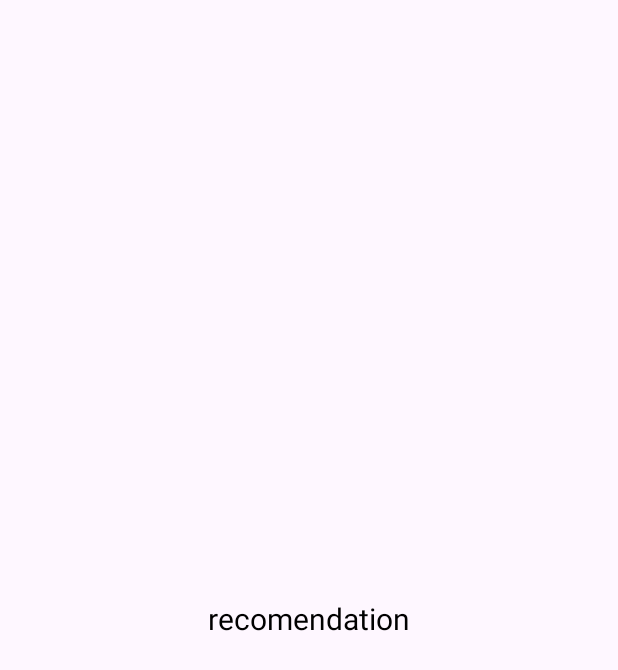
After one commit to DaurYuk/MyDaurYuk, an Android app: the RecomendationActivity screen opened directly, with no data from a screen before it, on a phone screen of 412 x 824 dp. The commit adds this screen. Shown: the top 670 px of the screen. Run offline under Robolectric (Android 15) with nearby library versions, the phone set to English and light mode, and no system bars.

```diff
--- a/app/src/main/AndroidManifest.xml
+++ b/app/src/main/AndroidManifest.xml
@@ -21,6 +21,12 @@
         android:supportsRtl="true"
         android:theme="@style/Theme.MyCapstone"
         tools:targetApi="31">
+        <activity
+            android:name=".recomendation.RecomendationActivity"
+            android:exported="false" />
+        <activity
+            android:name=".history.HistoryActivity"
+            android:exported="false" />
         <activity
             android:name=".camera.CameraActivity2"
             android:exported="false" />
--- /dev/null
+++ b/app/src/main/java/com/example/mycapstone/recomendation/RecomendationActivity.kt
@@ -0,0 +1,15 @@
+package com.example.mycapstone.recomendation
+
+import androidx.appcompat.app.AppCompatActivity
+import android.os.Bundle
+import com.example.mycapstone.R
+import com.example.mycapstone.databinding.ActivityRecomendationBinding
+
+class RecomendationActivity : AppCompatActivity() {
+    private lateinit var binding: ActivityRecomendationBinding
+    override fun onCreate(savedInstanceState: Bundle?) {
+        super.onCreate(savedInstanceState)
+        binding = ActivityRecomendationBinding.inflate(layoutInflater)
+        setContentView(binding.root)
+    }
+}
--- a/app/src/main/res/layout/activity_login.xml
+++ b/app/src/main/res/layout/activity_login.xml
@@ -65,7 +65,6 @@
             android:layout_width="0dp"
             android:layout_height="wrap_content"
             android:layout_marginTop="32dp"
-            android:textColor="@color/white"
             android:text="@string/login"
             app:layout_constraintTop_toBottomOf="@id/passwordInputLayout"
             app:layout_constraintStart_toStartOf="parent"
@@ -76,7 +75,6 @@
             android:layout_width="0dp"
             android:layout_height="wrap_content"
             android:layout_marginTop="22dp"
-            android:textColor="@color/white"
             android:text="@string/register"
             app:layout_constraintTop_toBottomOf="@id/loginButton"
             app:layout_constraintStart_toStartOf="parent"
--- /dev/null
+++ b/app/src/main/res/layout/activity_recomendation.xml
@@ -0,0 +1,20 @@
+<?xml version="1.0" encoding="utf-8"?>
+<androidx.constraintlayout.widget.ConstraintLayout xmlns:android="http://schemas.android.com/apk/res/android"
+    xmlns:app="http://schemas.android.com/apk/res-auto"
+    xmlns:tools="http://schemas.android.com/tools"
+    android:layout_width="match_parent"
+    android:layout_height="match_parent"
+    tools:context=".recomendation.RecomendationActivity">
+
+    <TextView
+        android:layout_width="wrap_content"
+        android:layout_height="wrap_content"
+        android:text="@string/recomendation"
+        android:textSize="20sp"
+        android:textColor="@color/black"
+        app:layout_constraintStart_toStartOf="parent"
+        app:layout_constraintEnd_toEndOf="parent"
+        app:layout_constraintTop_toTopOf="parent"
+        app:layout_constraintBottom_toBottomOf="parent" />
+
+</androidx.constraintlayout.widget.ConstraintLayout>
--- a/app/src/main/res/menu/bottom_navigation.xml
+++ b/app/src/main/res/menu/bottom_navigation.xml
@@ -4,17 +4,17 @@
         android:icon="@drawable/baseline_home_24"
         android:title="@string/title_home" />
     <item
-        android:id="@+id/navigation_feature1"
+        android:id="@+id/navigation_history"
         android:icon="@drawable/baseline_history_24"
         android:title="@string/title_feature1" />
 
     <item
-        android:id="@+id/navigation_feature2"
+        android:id="@+id/navigation_camera"
         android:icon="@drawable/baseline_camera"
         android:title="@string/title_feature2" />
 
     <item
-        android:id="@+id/navigation_feature3"
+        android:id="@+id/navigation_recomendation"
         android:icon="@drawable/baseline_recomendation_24"
         android:title="@string/title_feature3" />
 </menu>
--- a/app/src/main/res/values/strings.xml
+++ b/app/src/main/res/values/strings.xml
@@ -29,4 +29,6 @@
     <string name="gallery">Gallery</string>
     <string name="upload">Upload</string>
     <string name="empty_image_warning">nothing</string>
+    <string name="history">History</string>
+    <string name="recomendation">recomendation</string>
 </resources>
```
Also changed, not shown: app/src/main/java/com/example/mycapstone/MainActivity.kt (+9 -4 lines), app/src/main/java/com/example/mycapstone/history/HistoryActivity.kt (added, +16 -0 lines), app/src/main/res/layout/activity_history.xml (added, +21 -0 lines).
